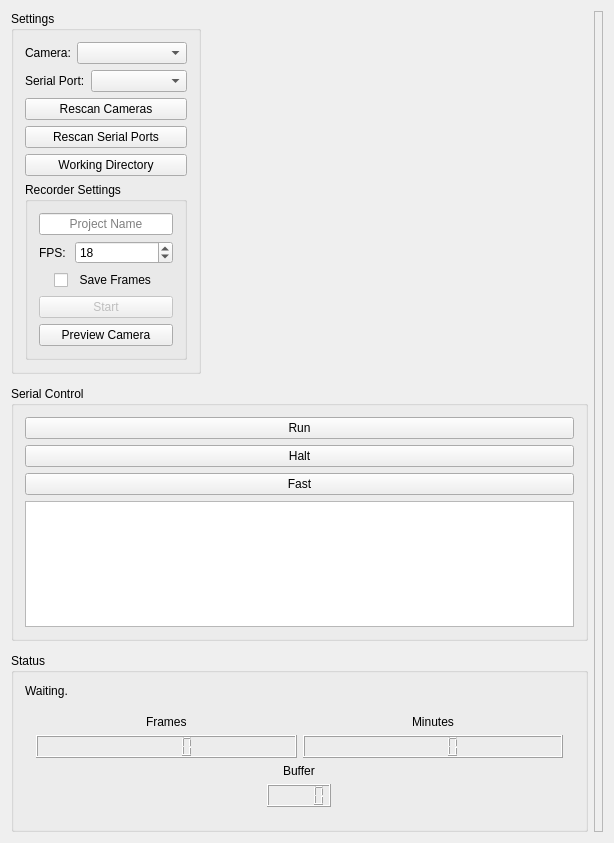
Qt form src/forms/mainwindow.ui (vale981/Taevitas) before a commit.
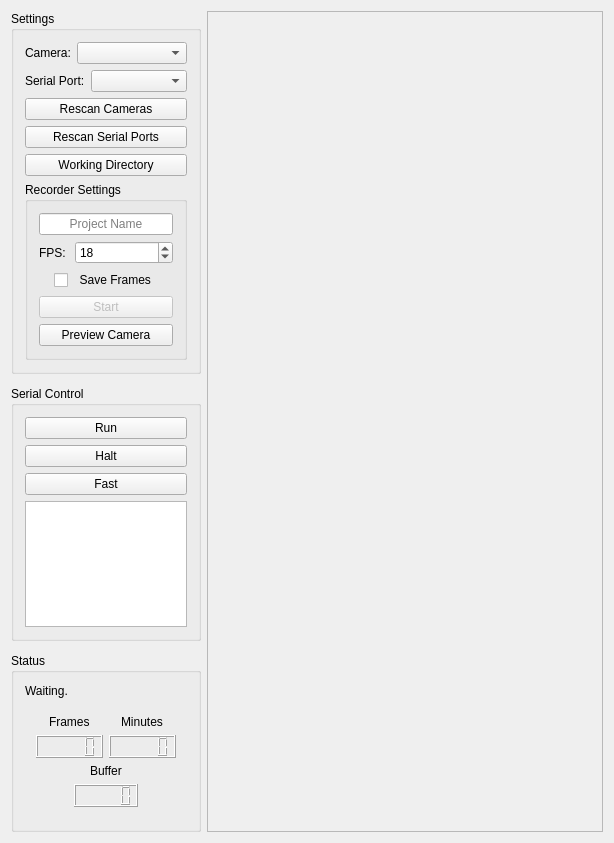
The same form after that commit.

Commit message: A first Try on Serial.

```diff
--- a/src/forms/mainwindow.ui
+++ b/src/forms/mainwindow.ui
@@ -326,6 +326,12 @@
        </item>
        <item>
         <widget class="QPlainTextEdit" name="serialMon">
+         <property name="sizePolicy">
+          <sizepolicy hsizetype="Ignored" vsizetype="Expanding">
+           <horstretch>0</horstretch>
+           <verstretch>0</verstretch>
+          </sizepolicy>
+         </property>
          <property name="readOnly">
           <bool>true</bool>
          </property>
```
